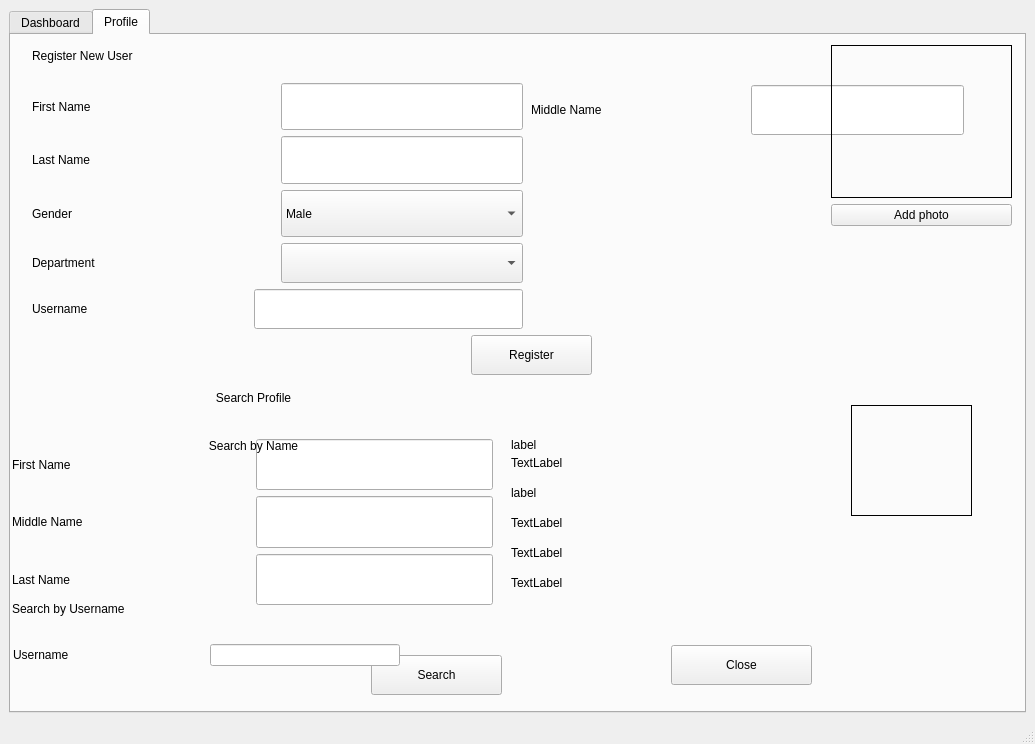
Before: the Qt Designer form bms/mainwindow.ui in MythicSTR/bms-project, drawn with Qt 5.
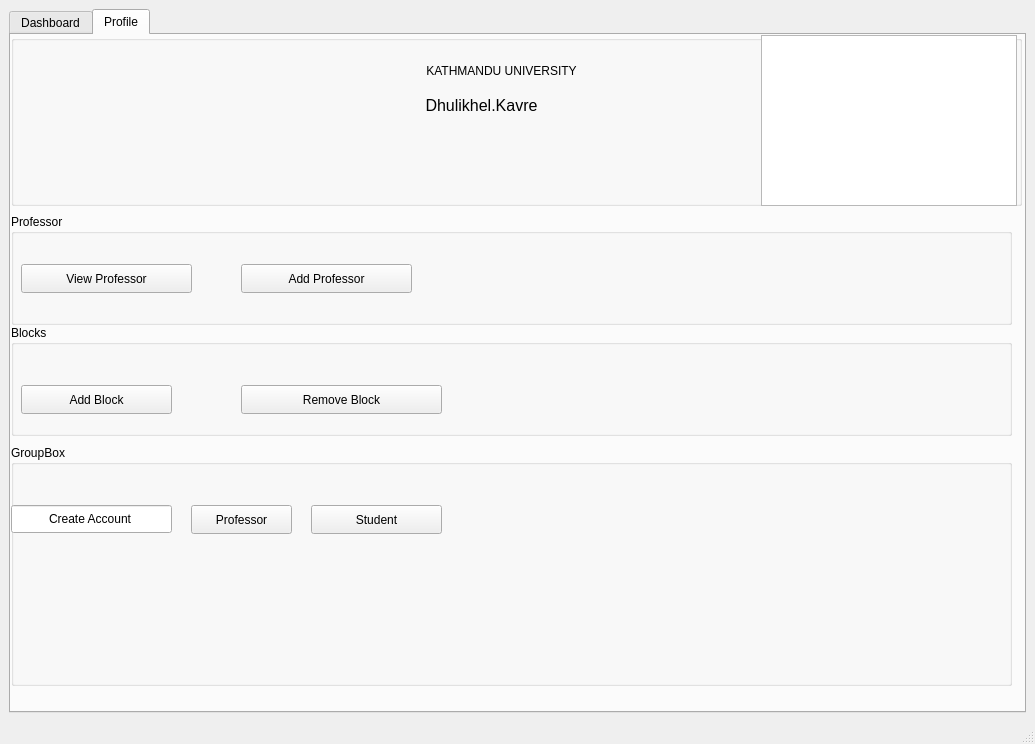
After: the same form once the commit is applied. The open tabs and pages were chosen to show the change. Icons and pictures are not drawn.

Patch:
```diff
--- a/bms/mainwindow.ui
+++ b/bms/mainwindow.ui
@@ -2684,691 +2684,204 @@
        <attribute name="title">
         <string>Profile</string>
        </attribute>
-       <widget class="QWidget" name="widget" native="true">
+       <widget class="QGroupBox" name="groupBox_7">
         <property name="geometry">
          <rect>
-          <x>-10</x>
-          <y>330</y>
-          <width>981</width>
-          <height>401</height>
-         </rect>
-        </property>
-        <widget class="QLabel" name="label_38">
-         <property name="geometry">
-          <rect>
-           <x>11</x>
-           <y>231</y>
-           <width>479</width>
-           <height>26</height>
-          </rect>
-         </property>
-         <property name="text">
-          <string>Search by Username</string>
-         </property>
-        </widget>
-        <widget class="QPushButton" name="profile_search">
-         <property name="geometry">
-          <rect>
-           <x>370</x>
-           <y>290</y>
-           <width>131</width>
-           <height>40</height>
-          </rect>
-         </property>
-         <property name="sizePolicy">
-          <sizepolicy hsizetype="Minimum" vsizetype="Fixed">
-           <horstretch>0</horstretch>
-           <verstretch>0</verstretch>
-          </sizepolicy>
-         </property>
-         <property name="minimumSize">
-          <size>
-           <width>0</width>
-           <height>40</height>
-          </size>
-         </property>
-         <property name="text">
-          <string>Search</string>
-         </property>
-        </widget>
-        <widget class="QWidget" name="show_info_widget" native="true">
-         <property name="geometry">
-          <rect>
-           <x>500</x>
-           <y>10</y>
-           <width>471</width>
-           <height>321</height>
-          </rect>
-         </property>
-         <widget class="QLabel" name="show_mname">
-          <property name="geometry">
-           <rect>
-            <x>10</x>
-            <y>80</y>
-            <width>181</width>
-            <height>16</height>
-           </rect>
-          </property>
-          <property name="text">
-           <string>TextLabel</string>
-          </property>
-         </widget>
-         <widget class="QLabel" name="show_lname">
-          <property name="geometry">
-           <rect>
-            <x>10</x>
-            <y>110</y>
-            <width>181</width>
-            <height>16</height>
-           </rect>
-          </property>
-          <property name="text">
-           <string>label</string>
-          </property>
-         </widget>
-         <widget class="QLabel" name="show_fname">
-          <property name="geometry">
-           <rect>
-            <x>10</x>
-            <y>50</y>
-            <width>181</width>
-            <height>40</height>
-           </rect>
-          </property>
-          <property name="sizePolicy">
-           <sizepolicy hsizetype="Minimum" vsizetype="Minimum">
-            <horstretch>0</horstretch>
-            <verstretch>0</verstretch>
-           </sizepolicy>
-          </property>
-          <property name="minimumSize">
-           <size>
-            <width>20</width>
-            <height>30</height>
-           </size>
-          </property>
-          <property name="text">
-           <string>label</string>
-          </property>
-         </widget>
-         <widget class="QLabel" name="show_username">
-          <property name="geometry">
-           <rect>
-            <x>10</x>
-            <y>140</y>
-            <width>181</width>
-            <height>16</height>
-           </rect>
-          </property>
-          <property name="text">
-           <string>TextLabel</string>
-          </property>
-         </widget>
-         <widget class="QLabel" name="show_gender">
-          <property name="geometry">
-           <rect>
-            <x>10</x>
-            <y>170</y>
-            <width>181</width>
-            <height>16</height>
-           </rect>
-          </property>
-          <property name="text">
-           <string>TextLabel</string>
-          </property>
-         </widget>
-         <widget class="QLabel" name="show_dept">
-          <property name="geometry">
-           <rect>
-            <x>10</x>
-            <y>200</y>
-            <width>181</width>
-            <height>16</height>
-           </rect>
-          </property>
-          <property name="text">
-           <string>TextLabel</string>
-          </property>
-         </widget>
-         <widget class="QPushButton" name="close_search">
-          <property name="geometry">
-           <rect>
-            <x>170</x>
-            <y>270</y>
-            <width>141</width>
-            <height>40</height>
-           </rect>
-          </property>
-          <property name="minimumSize">
-           <size>
-            <width>0</width>
-            <height>40</height>
-           </size>
-          </property>
-          <property name="text">
-           <string>Close</string>
-          </property>
-         </widget>
-         <widget class="QLabel" name="show_pic">
-          <property name="geometry">
-           <rect>
-            <x>350</x>
-            <y>30</y>
-            <width>121</width>
-            <height>111</height>
-           </rect>
-          </property>
-          <property name="frameShape">
-           <enum>QFrame::Box</enum>
-          </property>
-          <property name="text">
-           <string/>
-          </property>
-         </widget>
-        </widget>
-        <widget class="QWidget" name="layoutWidget">
-         <property name="geometry">
-          <rect>
-           <x>11</x>
-           <y>74</y>
-           <width>481</width>
-           <height>166</height>
-          </rect>
-         </property>
-         <layout class="QVBoxLayout" name="verticalLayout_12">
-          <item>
-           <layout class="QHBoxLayout" name="horizontalLayout_37">
-            <item>
-             <widget class="QLabel" name="label_39">
-              <property name="minimumSize">
-               <size>
-                <width>0</width>
-                <height>40</height>
-               </size>
-              </property>
-              <property name="text">
-               <string>First Name</string>
-              </property>
-             </widget>
-            </item>
-            <item>
-             <widget class="QLineEdit" name="profile_search_fname">
-              <property name="sizePolicy">
-               <sizepolicy hsizetype="Minimum" vsizetype="Minimum">
-                <horstretch>0</horstretch>
-                <verstretch>0</verstretch>
-               </sizepolicy>
-              </property>
-             </widget>
-            </item>
-           </layout>
-          </item>
-          <item>
-           <layout class="QHBoxLayout" name="horizontalLayout_38">
-            <item>
-             <widget class="QLabel" name="label_37">
-              <property name="minimumSize">
-               <size>
-                <width>0</width>
-                <height>40</height>
-               </size>
-              </property>
-              <property name="text">
-               <string>Middle Name</string>
-              </property>
-             </widget>
-            </item>
-            <item>
-             <widget class="QLineEdit" name="profile_search_mname">
-              <property name="sizePolicy">
-               <sizepolicy hsizetype="Minimum" vsizetype="Minimum">
-                <horstretch>0</horstretch>
-                <verstretch>0</verstretch>
-               </sizepolicy>
-              </property>
-             </widget>
-            </item>
-           </layout>
-          </item>
-          <item>
-           <layout class="QHBoxLayout" name="horizontalLayout_39">
-            <item>
-             <widget class="QLabel" name="label_36">
-              <property name="minimumSize">
-               <size>
-                <width>0</width>
-                <height>40</height>
-               </size>
-              </property>
-              <property name="text">
-               <string>Last Name</string>
-              </property>
-             </widget>
-            </item>
-            <item>
-             <widget class="QLineEdit" name="profile_search_lname">
-              <property name="sizePolicy">
-               <sizepolicy hsizetype="Minimum" vsizetype="Minimum">
-                <horstretch>0</horstretch>
-                <verstretch>0</verstretch>
-               </sizepolicy>
-              </property>
-             </widget>
-            </item>
-           </layout>
-          </item>
-         </layout>
-        </widget>
-        <widget class="QWidget" name="layoutWidget">
-         <property name="geometry">
-          <rect>
-           <x>12</x>
-           <y>12</y>
-           <width>481</width>
-           <height>89</height>
-          </rect>
-         </property>
-         <layout class="QVBoxLayout" name="verticalLayout_13">
-          <item>
-           <widget class="QLabel" name="label_26">
-            <property name="text">
-             <string>Search Profile</string>
-            </property>
-            <property name="alignment">
-             <set>Qt::AlignCenter</set>
-            </property>
-           </widget>
-          </item>
-          <item>
-           <widget class="QLabel" name="label_34">
-            <property name="text">
-             <string>Search by Name</string>
-            </property>
-            <property name="alignment">
-             <set>Qt::AlignCenter</set>
-            </property>
-           </widget>
-          </item>
-         </layout>
-        </widget>
-        <widget class="QWidget" name="layoutWidget">
-         <property name="geometry">
-          <rect>
-           <x>12</x>
-           <y>265</y>
-           <width>387</width>
-           <height>50</height>
-          </rect>
-         </property>
-         <layout class="QHBoxLayout" name="horizontalLayout_40">
-          <item>
-           <widget class="QLabel" name="label_35">
-            <property name="text">
-             <string>Username</string>
-            </property>
-           </widget>
-          </item>
-          <item>
-           <widget class="QLineEdit" name="profile_search_username">
-            <property name="sizePolicy">
-             <sizepolicy hsizetype="Minimum" vsizetype="Fixed">
-              <horstretch>0</horstretch>
-              <verstretch>0</verstretch>
-             </sizepolicy>
-            </property>
-           </widget>
-          </item>
-         </layout>
-        </widget>
-       </widget>
-       <widget class="QWidget" name="widget_2" native="true">
-        <property name="geometry">
-         <rect>
-          <x>20</x>
+          <x>0</x>
           <y>0</y>
-          <width>1061</width>
-          <height>341</height>
+          <width>1011</width>
+          <height>171</height>
          </rect>
         </property>
-        <property name="sizePolicy">
-         <sizepolicy hsizetype="Maximum" vsizetype="Maximum">
-          <horstretch>0</horstretch>
-          <verstretch>0</verstretch>
-         </sizepolicy>
+        <property name="title">
+         <string/>
         </property>
         <widget class="QLabel" name="label_24">
          <property name="geometry">
           <rect>
-           <x>1</x>
-           <y>1</y>
-           <width>489</width>
-           <height>40</height>
-          </rect>
-         </property>
-         <property name="sizePolicy">
-          <sizepolicy hsizetype="Minimum" vsizetype="Minimum">
-           <horstretch>0</horstretch>
-           <verstretch>0</verstretch>
-          </sizepolicy>
-         </property>
-         <property name="minimumSize">
-          <size>
-           <width>0</width>
-           <height>40</height>
-          </size>
-         </property>
-         <property name="maximumSize">
-          <size>
-           <width>16777215</width>
-           <height>40</height>
-          </size>
-         </property>
-         <property name="styleSheet">
-          <string notr="true"/>
-         </property>
-         <property name="text">
-          <string>Register New User</string>
-         </property>
-        </widget>
-        <widget class="QWidget" name="layoutWidget">
-         <property name="geometry">
-          <rect>
-           <x>500</x>
-           <y>50</y>
-           <width>433</width>
-           <height>50</height>
-          </rect>
-         </property>
-         <layout class="QHBoxLayout" name="horizontalLayout_35">
-          <item>
-           <widget class="QLabel" name="label_45">
-            <property name="minimumSize">
-             <size>
-              <width>0</width>
-              <height>40</height>
-             </size>
-            </property>
-            <property name="text">
-             <string>Middle Name</string>
-            </property>
-           </widget>
-          </item>
-          <item>
-           <widget class="QLineEdit" name="profile_register_mname">
-            <property name="sizePolicy">
-             <sizepolicy hsizetype="Minimum" vsizetype="Minimum">
-              <horstretch>0</horstretch>
-              <verstretch>0</verstretch>
-             </sizepolicy>
-            </property>
-           </widget>
-          </item>
-         </layout>
-        </widget>
-        <widget class="QPushButton" name="profile_register">
-         <property name="geometry">
-          <rect>
-           <x>440</x>
-           <y>300</y>
-           <width>121</width>
-           <height>40</height>
-          </rect>
-         </property>
-         <property name="minimumSize">
-          <size>
-           <width>0</width>
-           <height>40</height>
-          </size>
-         </property>
-         <property name="text">
-          <string>Register</string>
-         </property>
-        </widget>
-        <widget class="QWidget" name="layoutWidget">
-         <property name="geometry">
-          <rect>
-           <x>800</x>
+           <x>10</x>
            <y>10</y>
-           <width>181</width>
-           <height>181</height>
+           <width>961</width>
+           <height>51</height>
           </rect>
          </property>
-         <layout class="QVBoxLayout" name="verticalLayout_11">
-          <item>
-           <widget class="QLabel" name="pic_show">
-            <property name="frameShape">
-             <enum>QFrame::Box</enum>
-            </property>
-            <property name="frameShadow">
-             <enum>QFrame::Plain</enum>
-            </property>
-            <property name="lineWidth">
-             <number>1</number>
-            </property>
-            <property name="text">
-             <string/>
-            </property>
-           </widget>
-          </item>
-          <item>
-           <widget class="QPushButton" name="add_photo">
-            <property name="minimumSize">
-             <size>
-              <width>0</width>
-              <height>20</height>
-             </size>
-            </property>
-            <property name="text">
-             <string>Add photo</string>
-            </property>
-           </widget>
-          </item>
-         </layout>
+         <property name="styleSheet">
+          <string notr="true">FONT-SIZE:20PX;
+FONT-COLOR:BLACK;</string>
+         </property>
+         <property name="text">
+          <string>KATHMANDU UNIVERSITY</string>
+         </property>
+         <property name="alignment">
+          <set>Qt::AlignCenter</set>
+         </property>
         </widget>
-        <widget class="QWidget" name="layoutWidget">
+        <widget class="QLabel" name="label_26">
          <property name="geometry">
           <rect>
-           <x>1</x>
-           <y>48</y>
-           <width>491</width>
-           <height>246</height>
+           <x>350</x>
+           <y>60</y>
+           <width>241</width>
+           <height>20</height>
           </rect>
          </property>
-         <layout class="QVBoxLayout" name="verticalLayout_7">
-          <item>
-           <layout class="QHBoxLayout" name="horizontalLayout_31">
-            <property name="sizeConstraint">
-             <enum>QLayout::SetDefaultConstraint</enum>
-            </property>
-            <item>
-             <widget class="QLabel" name="label_40">
-              <property name="sizePolicy">
-               <sizepolicy hsizetype="Preferred" vsizetype="Preferred">
-                <horstretch>0</horstretch>
-                <verstretch>0</verstretch>
-               </sizepolicy>
-              </property>
-              <property name="minimumSize">
-               <size>
-                <width>0</width>
-                <height>30</height>
-               </size>
-              </property>
-              <property name="text">
-               <string>First Name </string>
-              </property>
-             </widget>
-            </item>
-            <item>
-             <widget class="QLineEdit" name="profile_register_fname">
-              <property name="sizePolicy">
-               <sizepolicy hsizetype="Minimum" vsizetype="Minimum">
-                <horstretch>0</horstretch>
-                <verstretch>0</verstretch>
-               </sizepolicy>
-              </property>
-              <property name="minimumSize">
-               <size>
-                <width>0</width>
-                <height>30</height>
-               </size>
-              </property>
-             </widget>
-            </item>
-           </layout>
-          </item>
-          <item>
-           <layout class="QHBoxLayout" name="horizontalLayout_34">
-            <item>
-             <widget class="QLabel" name="label_41">
-              <property name="sizePolicy">
-               <sizepolicy hsizetype="Minimum" vsizetype="Minimum">
-                <horstretch>0</horstretch>
-                <verstretch>0</verstretch>
-               </sizepolicy>
-              </property>
-              <property name="minimumSize">
-               <size>
-                <width>0</width>
-                <height>30</height>
-               </size>
-              </property>
-              <property name="text">
-               <string>Last Name </string>
-              </property>
-             </widget>
-            </item>
-            <item>
-             <widget class="QLineEdit" name="profile_register_lname">
-              <property name="sizePolicy">
-               <sizepolicy hsizetype="Minimum" vsizetype="Minimum">
-                <horstretch>0</horstretch>
-                <verstretch>0</verstretch>
-               </sizepolicy>
-              </property>
-             </widget>
-            </item>
-           </layout>
-          </item>
-          <item>
-           <layout class="QHBoxLayout" name="horizontalLayout_33">
-            <item>
-             <widget class="QLabel" name="label_42">
-              <property name="sizePolicy">
-               <sizepolicy hsizetype="Minimum" vsizetype="Minimum">
-                <horstretch>0</horstretch>
-                <verstretch>0</verstretch>
-               </sizepolicy>
-              </property>
-              <property name="minimumSize">
-               <size>
-                <width>0</width>
-                <height>40</height>
-               </size>
-              </property>
-              <property name="text">
-               <string>Gender </string>
-              </property>
-             </widget>
-            </item>
-            <item>
-             <widget class="QComboBox" name="profile_register_gender">
-              <property name="sizePolicy">
-               <sizepolicy hsizetype="Minimum" vsizetype="Minimum">
-                <horstretch>0</horstretch>
-                <verstretch>0</verstretch>
-               </sizepolicy>
-              </property>
-              <item>
-               <property name="text">
-                <string>Male</string>
-               </property>
-              </item>
-              <item>
-               <property name="text">
-                <string>Female</string>
-               </property>
-              </item>
-              <item>
-               <property name="text">
-                <string>Others</string>
-               </property>
-              </item>
-             </widget>
-            </item>
-           </layout>
-          </item>
-          <item>
-           <layout class="QHBoxLayout" name="horizontalLayout_44">
-            <item>
-             <widget class="QLabel" name="label_43">
-              <property name="minimumSize">
-               <size>
-                <width>0</width>
-                <height>40</height>
-               </size>
-              </property>
-              <property name="text">
-               <string>Department </string>
-              </property>
-             </widget>
-            </item>
-            <item>
-             <widget class="QComboBox" name="profile_register_dept">
-              <property name="minimumSize">
-               <size>
-                <width>0</width>
-                <height>40</height>
-               </size>
-              </property>
-             </widget>
-            </item>
-           </layout>
-          </item>
-          <item>
-           <layout class="QHBoxLayout" name="horizontalLayout_36">
-            <item>
-             <widget class="QLabel" name="label_44">
-              <property name="minimumSize">
-               <size>
-                <width>0</width>
-                <height>40</height>
-               </size>
-              </property>
-              <property name="text">
-               <string>Username</string>
-              </property>
-             </widget>
-            </item>
-            <item>
-             <spacer name="horizontalSpacer_4">
-              <property name="orientation">
-               <enum>Qt::Horizontal</enum>
-              </property>
-              <property name="sizeType">
-               <enum>QSizePolicy::Minimum</enum>
-              </property>
-              <property name="sizeHint" stdset="0">
-               <size>
-                <width>160</width>
-                <height>20</height>
-               </size>
-              </property>
-             </spacer>
-            </item>
-            <item>
-             <widget class="QLineEdit" name="profile_register_username">
-              <property name="minimumSize">
-               <size>
-                <width>0</width>
-                <height>40</height>
-               </size>
-              </property>
-             </widget>
-            </item>
-           </layout>
-          </item>
-         </layout>
+         <property name="styleSheet">
+          <string notr="true">font-size:16px;
+</string>
+         </property>
+         <property name="text">
+          <string>Dhulikhel.Kavre</string>
+         </property>
+         <property name="alignment">
+          <set>Qt::AlignCenter</set>
+         </property>
+        </widget>
+        <widget class="QGraphicsView" name="graphicsView">
+         <property name="geometry">
+          <rect>
+           <x>750</x>
+           <y>0</y>
+           <width>256</width>
+           <height>171</height>
+          </rect>
+         </property>
+         <property name="styleSheet">
+          <string notr="true">border-image: url(:/data/Kathmandu_University_Logo,jpg);
+</string>
+         </property>
+        </widget>
+       </widget>
+       <widget class="QGroupBox" name="groupBox_8">
+        <property name="geometry">
+         <rect>
+          <x>0</x>
+          <y>179</y>
+          <width>1001</width>
+          <height>111</height>
+         </rect>
+        </property>
+        <property name="title">
+         <string>Professor</string>
+        </property>
+        <widget class="QPushButton" name="pushButton_5">
+         <property name="geometry">
+          <rect>
+           <x>10</x>
+           <y>50</y>
+           <width>171</width>
+           <height>29</height>
+          </rect>
+         </property>
+         <property name="text">
+          <string>View Professor</string>
+         </property>
+        </widget>
+        <widget class="QPushButton" name="pushButton_6">
+         <property name="geometry">
+          <rect>
+           <x>230</x>
+           <y>50</y>
+           <width>171</width>
+           <height>29</height>
+          </rect>
+         </property>
+         <property name="text">
+          <string>Add Professor</string>
+         </property>
+        </widget>
+       </widget>
+       <widget class="QGroupBox" name="groupBox_9">
+        <property name="geometry">
+         <rect>
+          <x>0</x>
+          <y>290</y>
+          <width>1001</width>
+          <height>111</height>
+         </rect>
+        </property>
+        <property name="title">
+         <string>Blocks</string>
+        </property>
+        <widget class="QPushButton" name="pushButton_3">
+         <property name="geometry">
+          <rect>
+           <x>10</x>
+           <y>60</y>
+           <width>151</width>
+           <height>29</height>
+          </rect>
+         </property>
+         <property name="text">
+          <string>Add Block</string>
+         </property>
+        </widget>
+        <widget class="QPushButton" name="pushButton_4">
+         <property name="geometry">
+          <rect>
+           <x>230</x>
+           <y>60</y>
+           <width>201</width>
+           <height>29</height>
+          </rect>
+         </property>
+         <property name="text">
+          <string>Remove Block</string>
+         </property>
+        </widget>
+       </widget>
+       <widget class="QGroupBox" name="groupBox_10">
+        <property name="geometry">
+         <rect>
+          <x>0</x>
+          <y>410</y>
+          <width>1001</width>
+          <height>241</height>
+         </rect>
+        </property>
+        <property name="title">
+         <string>GroupBox</string>
+        </property>
+        <widget class="QLineEdit" name="lineEdit_3">
+         <property name="geometry">
+          <rect>
+           <x>0</x>
+           <y>60</y>
+           <width>161</width>
+           <height>28</height>
+          </rect>
+         </property>
+         <property name="text">
+          <string>Create Account</string>
+         </property>
+         <property name="alignment">
+          <set>Qt::AlignCenter</set>
+         </property>
+        </widget>
+        <widget class="QPushButton" name="pushButton_2">
+         <property name="geometry">
+          <rect>
+           <x>180</x>
+           <y>60</y>
+           <width>101</width>
+           <height>29</height>
+          </rect>
+         </property>
+         <property name="text">
+          <string>Professor</string>
+         </property>
+        </widget>
+        <widget class="QPushButton" name="pushButton">
+         <property name="geometry">
+          <rect>
+           <x>300</x>
+           <y>60</y>
+           <width>131</width>
+           <height>29</height>
+          </rect>
+         </property>
+         <property name="text">
+          <string>Student</string>
+         </property>
         </widget>
        </widget>
       </widget>
```
Left out of the diff: 4 changed lines with no effect on the pictures.
